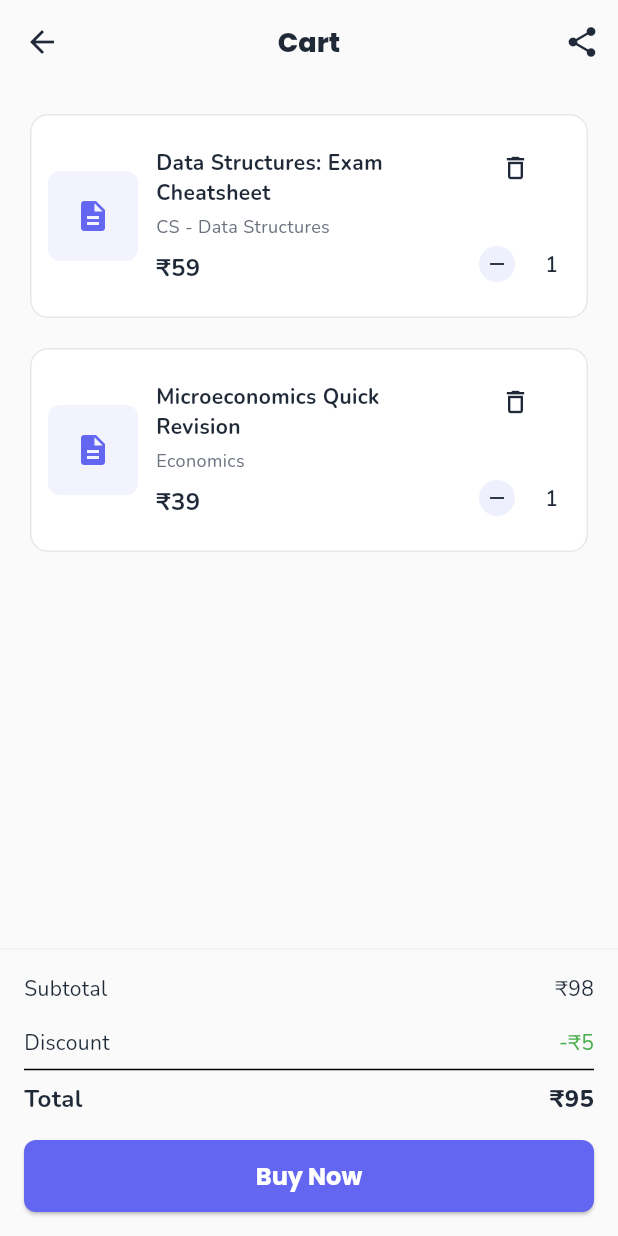
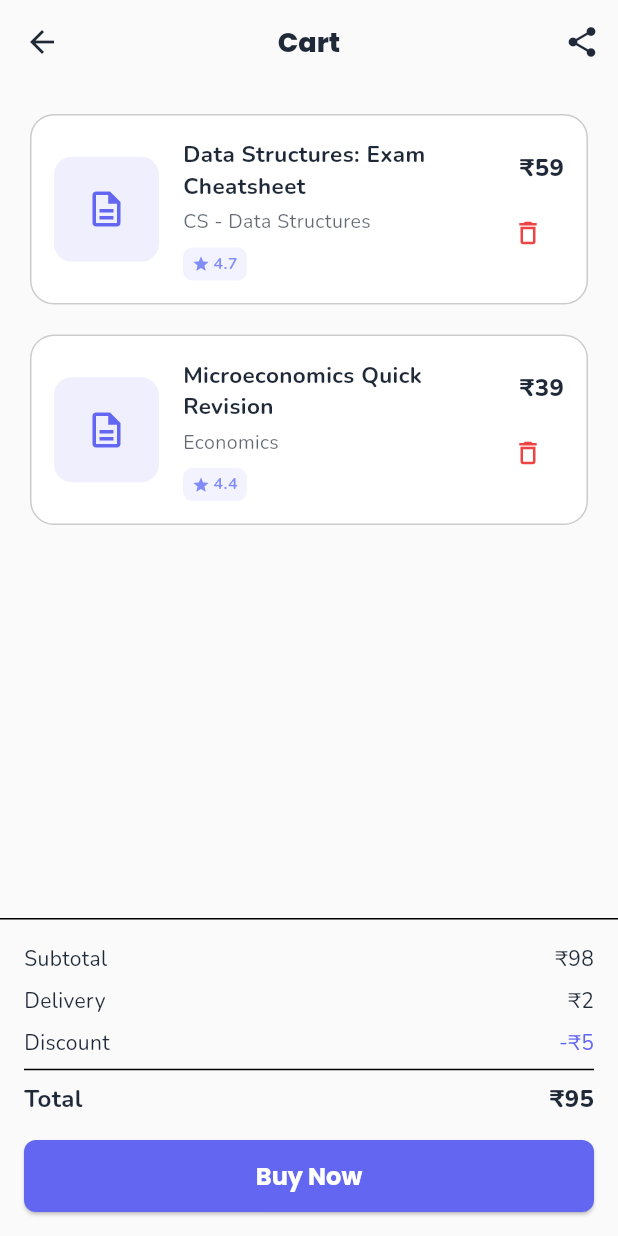
Before and after one commit to Campus-Notes/campus_notes_app, a Flutter app: the CartPage screen opened directly, on a phone screen of 412 x 824 dp. Run offline on Flutter 3.47's test engine with Material 3 defaults, Android fonts, the phone set to English and light mode, and no system bars; our stand-ins replace cloud_firestore, firebase_auth, firebase_core, flutter_dotenv, google_fonts, shared_preferences; accounts and stored records are empty.

Commit message:
update: enhance UI for Cart page

```diff
--- a/lib/features/notes/presentation/pages/cart_page.dart
+++ b/lib/features/notes/presentation/pages/cart_page.dart
@@ -1,6 +1,6 @@
 import 'package:flutter/material.dart';
-import '../../../../theme/app_theme.dart';
 import '../../../../data/dummy_data.dart';
+import '../widgets/cart_card.dart';
 
 class CartPage extends StatefulWidget {
   const CartPage({super.key});
@@ -78,29 +78,29 @@ class _CartPageState extends State<CartPage> {
         ],
       ),
       body: cartItems.isEmpty
-          ? const Center(
+          ? Center(
               child: Column(
                 mainAxisAlignment: MainAxisAlignment.center,
                 children: [
                   Icon(
                     Icons.shopping_cart_outlined,
                     size: 64,
-                    color: AppColors.muted,
+                    color: Theme.of(context).colorScheme.onSurface.withValues(alpha:0.5),
                   ),
-                  SizedBox(height: 16),
+                  const SizedBox(height: 16),
                   Text(
                     'Your cart is empty',
                     style: TextStyle(
                       fontSize: 18,
                       fontWeight: FontWeight.w600,
-                      color: AppColors.muted,
+                      color: Theme.of(context).colorScheme.onSurface,
                     ),
                   ),
-                  SizedBox(height: 8),
+                  const SizedBox(height: 8),
                   Text(
                     'Add some notes to get started',
                     style: TextStyle(
-                      color: AppColors.muted,
+                      color: Theme.of(context).colorScheme.onSurface.withValues(alpha:0.7),
                     ),
                   ),
                 ],
@@ -115,107 +115,10 @@ class _CartPageState extends State<CartPage> {
                     separatorBuilder: (context, index) => const SizedBox(height: 12),
                     itemBuilder: (context, index) {
                       final item = cartItems[index];
-                      final quantity = quantities[item.id] ?? 1;
 
-                      return Card(
-                        elevation: 0,
-                        shape: RoundedRectangleBorder(
-                          borderRadius: BorderRadius.circular(12),
-                          side: const BorderSide(color: Color(0xFFE5E7EB)),
-                        ),
-                        child: Padding(
-                          padding: const EdgeInsets.all(12),
-                          child: Row(
-                            children: [
-                              // Note thumbnail
-                              Container(
-                                width: 60,
-                                height: 60,
-                                decoration: BoxDecoration(
-                                  borderRadius: BorderRadius.circular(8),
-                                  color: AppColors.primary.withValues(alpha: 0.08),
-                                ),
-                                child: const Icon(
-                                  Icons.description,
-                                  color: AppColors.primary,
-                                  size: 24,
-                                ),
-                              ),
-                              const SizedBox(width: 12),
-
-                              // Note details
-                              Expanded(
-                                child: Column(
-                                  crossAxisAlignment: CrossAxisAlignment.start,
-                                  children: [
-                                    Text(
-                                      item.title,
-                                      style: const TextStyle(
-                                        fontWeight: FontWeight.w700,
-                                        fontSize: 14,
-                                      ),
-                                      maxLines: 2,
-                                      overflow: TextOverflow.ellipsis,
-                                    ),
-                                    const SizedBox(height: 4),
-                                    Text(
-                                      item.subject,
-                                      style: const TextStyle(
-                                        color: AppColors.muted,
-                                        fontSize: 12,
-                                      ),
-                                    ),
-                                    const SizedBox(height: 8),
-                                    Text(
-                                      '₹${item.price.toStringAsFixed(0)}',
-                                      style: const TextStyle(
-                                        fontWeight: FontWeight.w700,
-                                        fontSize: 16,
-                                      ),
-                                    ),
-                                  ],
-                                ),
-                              ),
-
-                              // Quantity controls
-                                Column(
-                                children: [
-                                  IconButton(
-                                    onPressed: () {},
-                                    icon: const Icon(Icons.delete_outline, size: 20),
-                                    padding: EdgeInsets.zero,
-                                    constraints: const BoxConstraints(),
-                                  ),
-                                  const SizedBox(height: 16),
-                                  Row(
-                                    mainAxisSize: MainAxisSize.min,
-                                    children: [
-                                      IconButton(
-                                        onPressed: () => _updateQuantity(item.id, -1),
-                                        icon: const Icon(Icons.remove, size: 16),
-                                        padding: const EdgeInsets.all(4),
-                                        constraints: const BoxConstraints(),
-                                        style: IconButton.styleFrom(
-                                          backgroundColor: AppColors.primary.withValues(alpha: 0.1),
-                                          shape: const CircleBorder(),
-                                        ),
-                                      ),
-                                      Padding(
-                                        padding: const EdgeInsets.symmetric(horizontal: 8),
-                                        child: Text(
-                                          quantity.toString(),
-                                          style: const TextStyle(
-                                            fontWeight: FontWeight.w600,
-                                          ),
-                                        ),
-                                      ),
-                                    ],
-                                  ),
-                                ],
-                              ),
-                            ],
-                          ),
-                        ),
+                      return CartCard(
+                        item: item,
+                        onDelete: () => _updateQuantity(item.id, -1),
                       );
                     },
                   ),
@@ -227,7 +130,7 @@ class _CartPageState extends State<CartPage> {
                     color: Theme.of(context).scaffoldBackgroundColor,
                     border: Border(
                       top: BorderSide(
-                        color: const Color(0xFFE5E7EB).withValues(alpha: 0.5),
+                        color: Theme.of(context).dividerColor,
                       ),
                     ),
                   ),
@@ -236,36 +139,45 @@ class _CartPageState extends State<CartPage> {
                       Row(
                         mainAxisAlignment: MainAxisAlignment.spaceBetween,
                         children: [
-                          const Text('Subtotal'),
-                          Text('₹${subtotal.toStringAsFixed(0)}'),
+                          Text('Subtotal', style: TextStyle(color: Theme.of(context).colorScheme.onSurface)),
+                          Text('₹${subtotal.toStringAsFixed(0)}', style: TextStyle(color: Theme.of(context).colorScheme.onSurface)),
                         ],
                       ),
-                      const SizedBox(height: 8),
                       const SizedBox(height: 8),
                       Row(
                         mainAxisAlignment: MainAxisAlignment.spaceBetween,
                         children: [
-                          const Text('Discount'),
+                          Text('Delivery', style: TextStyle(color: Theme.of(context).colorScheme.onSurface)),
+                          Text('₹${deliveryFee.toStringAsFixed(0)}', style: TextStyle(color: Theme.of(context).colorScheme.onSurface)),
+                        ],
+                      ),
+                      const SizedBox(height: 8),
+                      Row(
+                        mainAxisAlignment: MainAxisAlignment.spaceBetween,
+                        children: [
+                          Text('Discount', style: TextStyle(color: Theme.of(context).colorScheme.onSurface)),
                           Text('-₹${discount.toStringAsFixed(0)}',
-                               style: const TextStyle(color: Colors.green)),
+                               style: TextStyle(color: Theme.of(context).colorScheme.primary)),
                         ],
                       ),
                       const Divider(),
                       Row(
                         mainAxisAlignment: MainAxisAlignment.spaceBetween,
                         children: [
-                          const Text(
+                          Text(
                             'Total',
                             style: TextStyle(
                               fontWeight: FontWeight.w700,
                               fontSize: 16,
+                              color: Theme.of(context).colorScheme.onSurface,
                             ),
                           ),
                           Text(
                             '₹${total.toStringAsFixed(0)}',
-                            style: const TextStyle(
+                            style: TextStyle(
                               fontWeight: FontWeight.w800,
                               fontSize: 16,
+                              color: Theme.of(context).colorScheme.onSurface,
                             ),
                           ),
                         ],
--- /dev/null
+++ b/lib/features/notes/presentation/widgets/cart_card.dart
@@ -0,0 +1,123 @@
+import 'package:flutter/material.dart';
+import '../../../../theme/app_theme.dart';
+import '../../../../data/dummy_data.dart';
+
+class CartCard extends StatelessWidget {
+  final NoteItem item;
+  final VoidCallback onDelete;
+
+  const CartCard({
+    super.key,
+    required this.item,
+    required this.onDelete,
+  });
+
+  @override
+  Widget build(BuildContext context) {
+    return Card(
+      elevation: 0,
+      shape: RoundedRectangleBorder(
+        borderRadius: BorderRadius.circular(16),
+        side: BorderSide(color: Theme.of(context).colorScheme.outline.withOpacity(0.2)),
+      ),
+      child: InkWell(
+        borderRadius: BorderRadius.circular(16),
+        onTap: () {},
+        child: Padding(
+          padding: const EdgeInsets.all(16),
+          child: Row(
+            children: [
+              // Note thumbnail
+              Container(
+                width: 70,
+                height: 70,
+                decoration: BoxDecoration(
+                  borderRadius: BorderRadius.circular(12),
+                  color: AppColors.primary.withOpacity(0.1),
+                ),
+                child: Icon(
+                  Icons.description_outlined,
+                  color: AppColors.primary,
+                  size: 28,
+                ),
+              ),
+              const SizedBox(width: 16),
+
+              // Note details
+              Expanded(
+                child: Column(
+                  crossAxisAlignment: CrossAxisAlignment.start,
+                  children: [
+                    Text(
+                      item.title,
+                      style: TextStyle(
+                        fontWeight: FontWeight.w700,
+                        fontSize: 15,
+                        color: Theme.of(context).colorScheme.onSurface,
+                      ),
+                      maxLines: 2,
+                      overflow: TextOverflow.ellipsis,
+                    ),
+                    const SizedBox(height: 4),
+                    Text(
+                      item.subject,
+                      style: TextStyle(
+                        color: Theme.of(context).colorScheme.onSurface.withOpacity(0.7),
+                        fontSize: 13,
+                      ),
+                    ),
+                    const SizedBox(height: 8),
+                    Container(
+                      padding: const EdgeInsets.symmetric(horizontal: 6, vertical: 3),
+                      decoration: BoxDecoration(
+                        color: Theme.of(context).colorScheme.secondary.withOpacity(0.1),
+                        borderRadius: BorderRadius.circular(6),
+                      ),
+                      child: Row(
+                        mainAxisSize: MainAxisSize.min,
+                        children: [
+                          Icon(Icons.star, size: 12, color: Theme.of(context).colorScheme.secondary),
+                          const SizedBox(width: 2),
+                          Text(
+                            item.rating.toStringAsFixed(1),
+                            style: TextStyle(
+                              fontSize: 11,
+                              fontWeight: FontWeight.w600,
+                              color: Theme.of(context).colorScheme.secondary,
+                            ),
+                          ),
+                        ],
+                      ),
+                    ),
+                  ],
+                ),
+              ),
+
+              // Price and delete button
+              Column(
+                crossAxisAlignment: CrossAxisAlignment.end,
+                children: [
+                  Text(
+                    '₹${item.price.toStringAsFixed(0)}',
+                    style: TextStyle(
+                      fontWeight: FontWeight.w800,
+                      fontSize: 16,
+                      color: Theme.of(context).colorScheme.onSurface,
+                    ),
+                  ),
+                  const SizedBox(height: 8),
+                  IconButton(
+                    onPressed: onDelete,
+                    icon: Icon(Icons.delete_outline, size: 20, color: Theme.of(context).colorScheme.error),
+                    padding: EdgeInsets.zero,
+                    constraints: const BoxConstraints(),
+                  ),
+                ],
+              ),
+            ],
+          ),
+        ),
+      ),
+    );
+  }
+}
--- a/lib/features/notes/presentation/widgets/sold_note_card.dart
+++ b/lib/features/notes/presentation/widgets/sold_note_card.dart
@@ -12,9 +12,10 @@ class SoldNoteCard extends StatelessWidget {
   @override
   Widget build(BuildContext context) {
     return Card(
-      elevation: 2,
+      elevation: 0,
       shape: RoundedRectangleBorder(
         borderRadius: BorderRadius.circular(12),
+        side: BorderSide(color: Theme.of(context).colorScheme.outline.withOpacity(0.2)),
       ),
       child: Padding(
         padding: const EdgeInsets.all(16),
```
